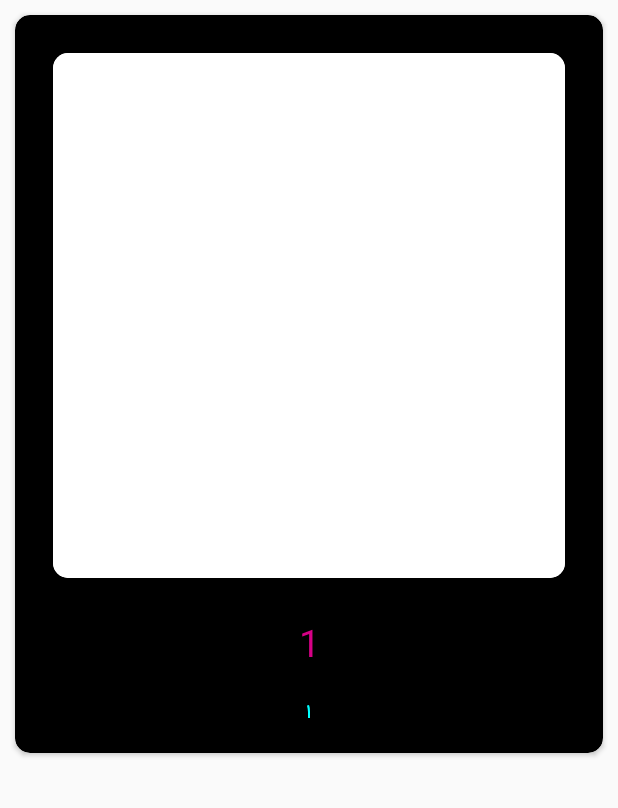
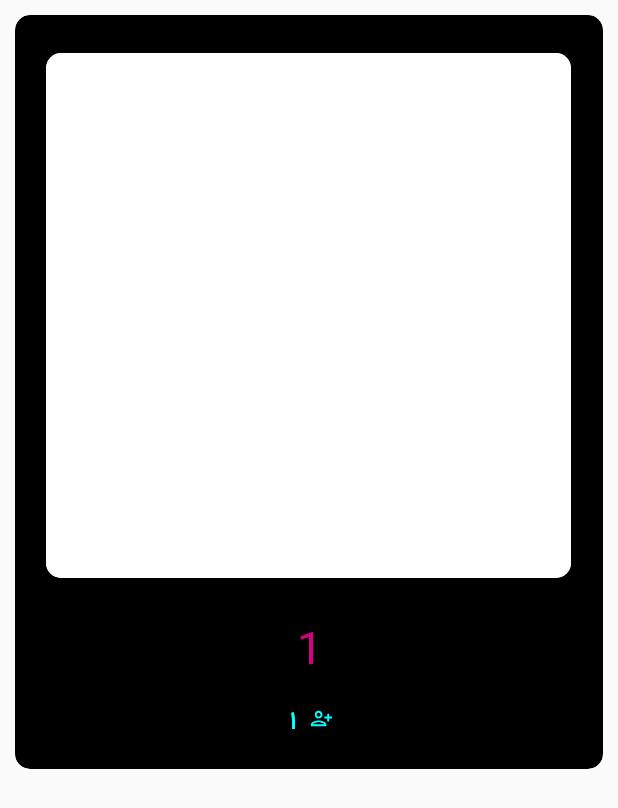
Before and after one commit to ElaheMahmoodi/Melobit, an Android app: the layout artist_info.xml on its own in the app's theme, with its tools: preview values and no code run, on a phone screen of 412 x 824 dp. Shown: the top 808 px of the screen. Run offline under Robolectric (Android 15) with nearby library versions, the phone set to English and light mode, and no system bars.

Commit message:
The designs have changed slightly.

```diff
--- /dev/null
+++ b/app/src/main/res/drawable/ic_baseline_person_add_alt_24.xml
@@ -0,0 +1,5 @@
+<vector android:height="24dp" android:tint="#00FFFF"
+    android:viewportHeight="24" android:viewportWidth="24"
+    android:width="24dp" xmlns:android="http://schemas.android.com/apk/res/android">
+    <path android:fillColor="@android:color/white" android:pathData="M13,8c0,-2.21 -1.79,-4 -4,-4S5,5.79 5,8s1.79,4 4,4S13,10.21 13,8zM11,8c0,1.1 -0.9,2 -2,2S7,9.1 7,8s0.9,-2 2,-2S11,6.9 11,8zM1,18v2h16v-2c0,-2.66 -5.33,-4 -8,-4S1,15.34 1,18zM3,18c0.2,-0.71 3.3,-2 6,-2c2.69,0 5.78,1.28 6,2H3zM20,15v-3h3v-2h-3V7h-2v3h-3v2h3v3H20z"/>
+</vector>
--- a/app/src/main/res/layout/activity_main.xml
+++ b/app/src/main/res/layout/activity_main.xml
@@ -5,7 +5,7 @@
     android:layout_width="match_parent"
     android:layout_height="match_parent"
     tools:context=".MainActivity"
-    android:background="#000000"
+    android:background="#000"
     android:orientation="vertical">
     <include
         android:id="@+id/toolbar"
@@ -17,8 +17,8 @@
         android:layout_width="match_parent"
         android:layout_height="match_parent"
         android:layout_marginBottom="65dp"
-        android:layout_marginTop="65dp"
-        android:background="#fff"
+        android:layout_marginTop="70dp"
+        android:background="#222222"
         app:layout_constraintBottom_toTopOf="@+id/bottom_nav"
         app:layout_constraintEnd_toEndOf="parent"
         app:layout_constraintStart_toStartOf="parent" />
--- a/app/src/main/res/layout/artist_info.xml
+++ b/app/src/main/res/layout/artist_info.xml
@@ -12,10 +12,11 @@
         android:orientation="vertical"
         android:layout_margin="5dp"
         android:background="#000000"
+        android:gravity="center"
         >
 
         <androidx.cardview.widget.CardView
-            android:layout_width="match_parent"
+            android:layout_width="350dp"
             android:layout_height="350dp"
             app:cardCornerRadius="10dp"
             android:layout_margin="20dp">
@@ -43,19 +44,33 @@
                 android:layout_marginBottom="10dp"
                 android:text="1"
                 android:gravity="center"
-                android:textSize="25sp"
+                android:textSize="30sp"
                 android:textColor="@color/purple"/>
+            <LinearLayout
+                android:layout_width="match_parent"
+                android:layout_height="wrap_content"
+                android:orientation="horizontal"
+                android:layout_margin="5dp"
+                android:gravity="center">
                 <TextView
-
                     android:id="@+id/artistFollower"
-                android:layout_width="match_parent"
+                    android:layout_width="wrap_content"
                     android:layout_height="35dp"
                     android:text="1"
                     android:fontFamily="@font/yekan"
                     android:gravity="center"
                     android:textColor="#00ffff"
-                android:textSize="15sp" />
+                    android:textSize="20sp" />
 
+                <com.google.android.material.divider.MaterialDivider
+                    android:layout_width="5dp"
+                    android:layout_height="wrap_content"
+                    app:dividerColor="#000000"/>
+                <ImageView
+                    android:layout_width="15dp"
+                    android:layout_height="15dp"
+                    android:background="@drawable/ic_baseline_person_add_alt_24"/>
+            </LinearLayout>
         </LinearLayout>
     </LinearLayout>
 
--- a/app/src/main/res/layout/fragment_home.xml
+++ b/app/src/main/res/layout/fragment_home.xml
@@ -29,7 +29,7 @@
                 android:layout_width="match_parent"
                 android:layout_height="match_parent"
                 android:fontFamily="@font/yekan"
-                android:text="جدیدترین آهنگ های روز"
+                android:text="جدیدترین آهنگ ها"
                 android:textColor="#fff"
                 android:textSize="24sp" />
 
@@ -70,7 +70,7 @@
                 android:layout_width="match_parent"
                 android:layout_height="match_parent"
                 android:fontFamily="@font/yekan"
-                android:text="ده آهنگ برتر روز"
+                android:text="آهنگ های برتر روز"
                 android:textColor="#fff"
                 android:textSize="24sp" />
 
@@ -91,7 +91,7 @@
                 android:layout_width="match_parent"
                 android:layout_height="match_parent"
                 android:fontFamily="@font/yekan"
-                android:text="ده آهنگ برتر هفته"
+                android:text="آهنگ های برتر هفته"
                 android:textColor="#fff"
                 android:textSize="24sp" />
 
--- a/app/src/main/res/layout/fragment_playlist.xml
+++ b/app/src/main/res/layout/fragment_playlist.xml
@@ -4,7 +4,8 @@
     xmlns:tools="http://schemas.android.com/tools"
     android:layout_width="match_parent"
     android:layout_height="match_parent"
-    android:orientation="vertical">
+    android:orientation="vertical"
+    android:background="#222222">
 
 
     <androidx.recyclerview.widget.RecyclerView
```
Also changed, not shown: app/src/main/res/drawable/shape.xml (+4 -3 lines). Lines whose indentation alone changed are shown as unchanged.
